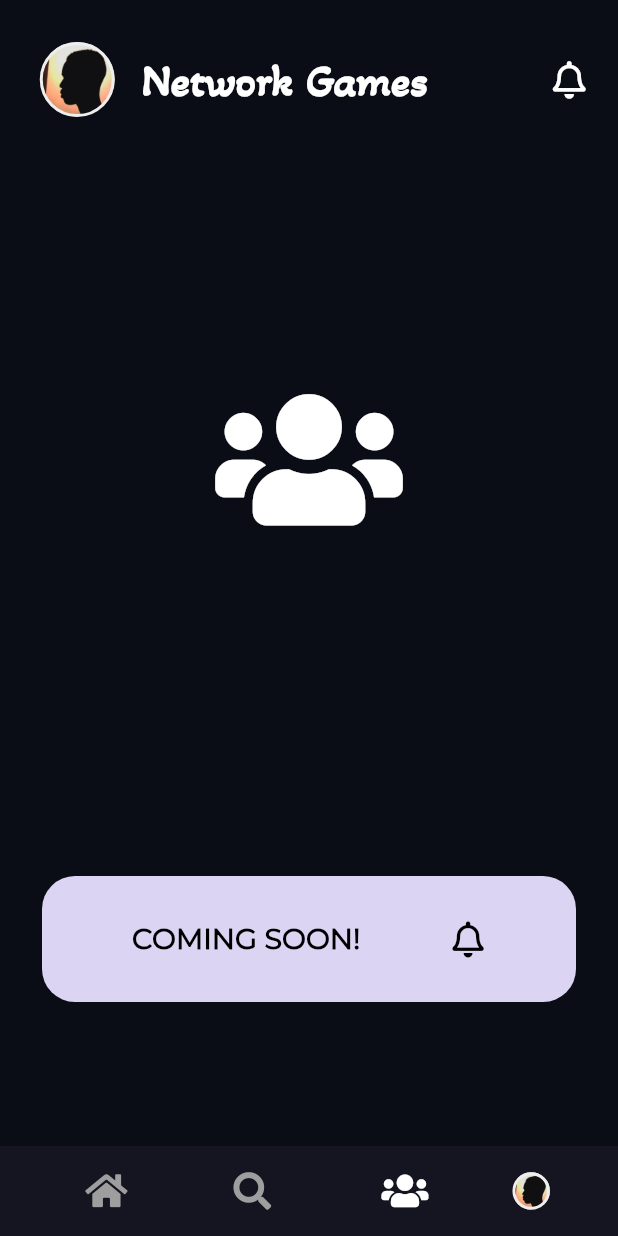
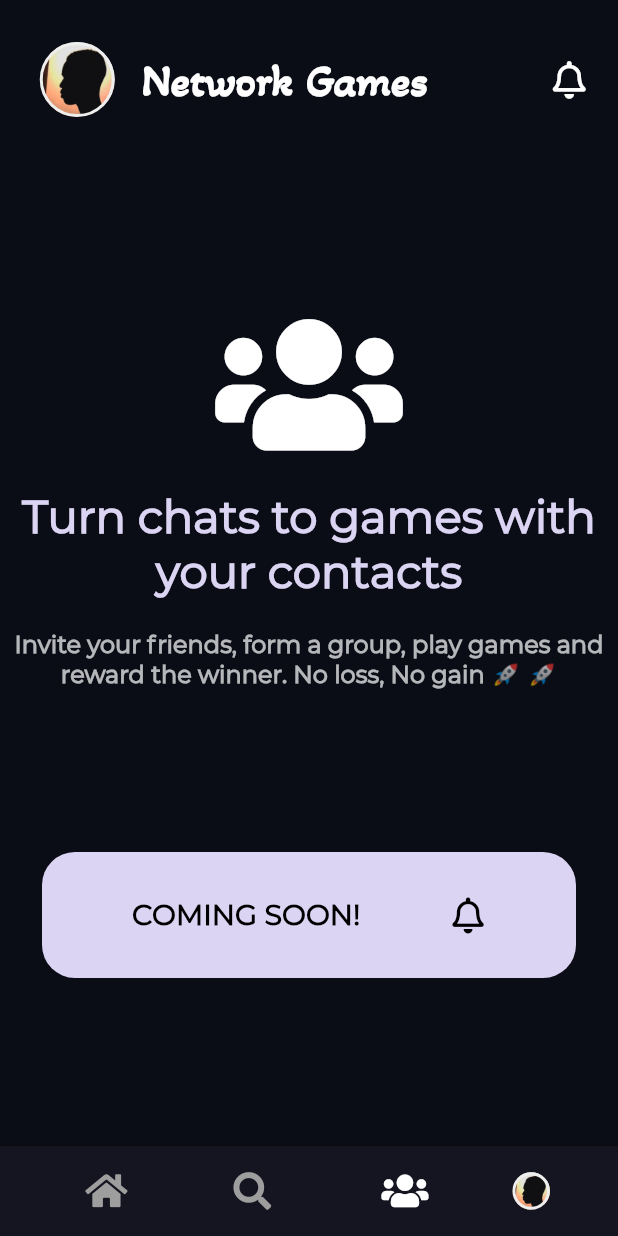
Before and after one commit to theifedayo/our-microservice, a Flutter app: the FriendsNetworkPage screen opened directly, on a phone screen of 412 x 824 dp. Run offline on Flutter 3.47's test engine with Material 2 defaults, Android fonts, the phone set to English and light mode, and no system bars; our stand-ins replace flutter_secure_storage, font_awesome_flutter, logger; missing offline and left inert: slide_popup_dialog; accounts and stored records are empty.

```diff
--- a/our_mobile_app/lib/screens/home_page.dart
+++ b/our_mobile_app/lib/screens/home_page.dart
@@ -130,9 +130,9 @@ class _HomePageState extends State<HomePage> {
               child: Column(
                 children: [
                   TextFormField(
-                      onChanged: (value){
-                        talkValue = value;
-                      },
+                    onChanged: (value){
+                      talkValue = value;
+                    },
                     // controller: usernameController,
                     style: TextStyle(
                         color: Colors.white70,
@@ -140,10 +140,10 @@ class _HomePageState extends State<HomePage> {
                     ),
                     decoration: InputDecoration(
 
-                        // errorText: validate ? usernameerrorText: null,
+                      // errorText: validate ? usernameerrorText: null,
                         filled: true,
                         fillColor: kinputColor,
-                        hintText: 'What\'s the talk about?',
+                        hintText: 'What\'s your talk about?',
                         hintStyle: TextStyle(
                             color: Colors.white70,
                             fontFamily: 'Montserrat'
--- a/our_mobile_app/lib/screens/network.dart
+++ b/our_mobile_app/lib/screens/network.dart
@@ -58,9 +58,23 @@ class _FriendsNetworkPageState extends State<FriendsNetworkPage> {
                     IconButton(icon: Icon(FontAwesomeIcons.bell, color: Colors.white,),iconSize: 25, onPressed: null),
                   ]
               ),
-              SizedBox(height: 150,),
+              SizedBox(height: 100,),
               Icon(FontAwesomeIcons.users, color: Colors.white, size: 100,),
-              SizedBox(height: 200,),
+              SizedBox(height: 20,),
+              Text('Turn chats to games with your contacts', textAlign: TextAlign.center, style: TextStyle(
+                fontFamily: 'Montserrat',
+                fontWeight: FontWeight.bold,
+                fontSize: 30,
+                color: Color(0xFFDBD4F2)
+              ),),
+              SizedBox(height: 20,),
+              Text('Invite your friends, form a group, play games and reward the winner. No loss, No gain 🚀 🚀', textAlign: TextAlign.center, style: TextStyle(
+                  fontFamily: 'Montserrat',
+                  fontWeight: FontWeight.bold,
+                  fontSize: 16,
+                  color: Colors.white70
+              ),),
+              SizedBox(height: 80,),
               ComingSoonCard(color: Color(0xFFDBD4F2), mainText: 'COMING SOON!'),
             ],
           ),
```
Also changed, not shown: 6 other files.
